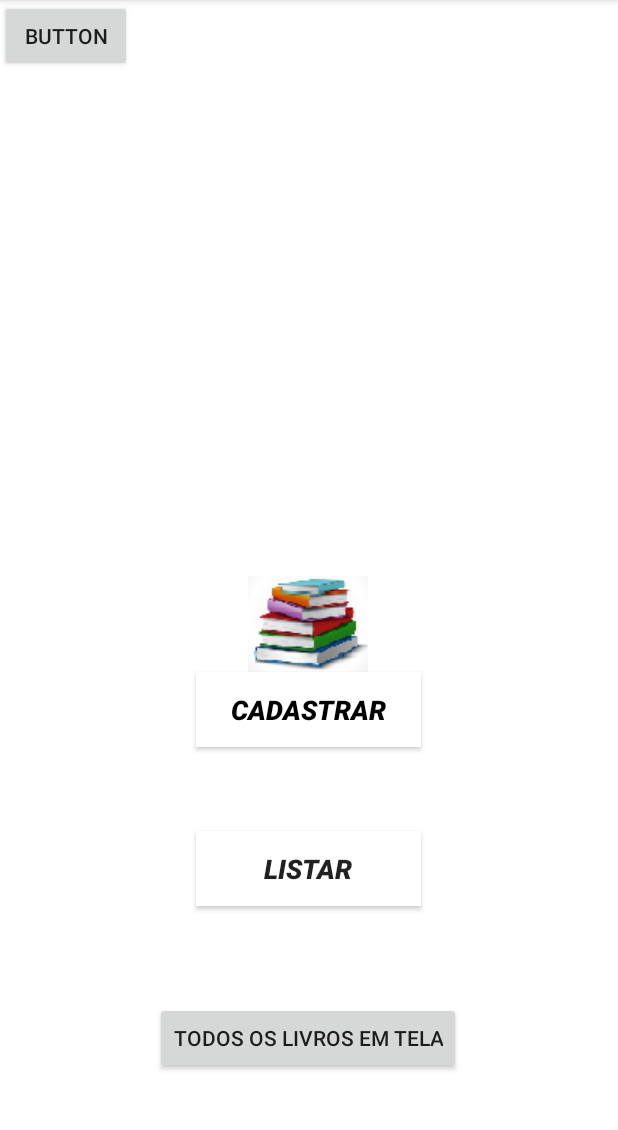
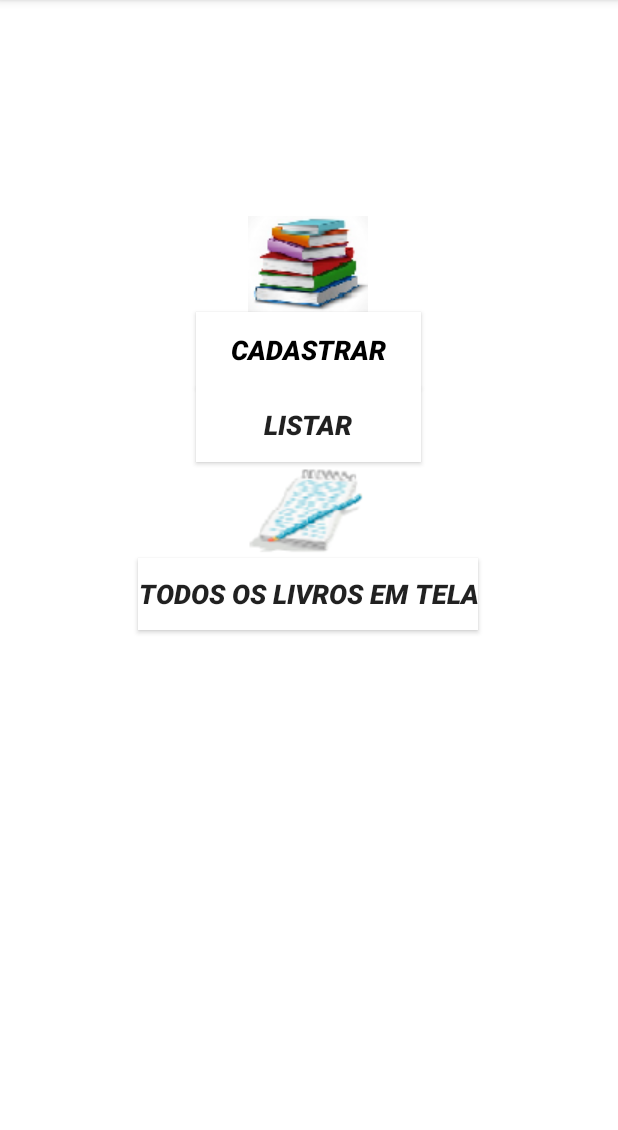
Before and after one commit to OBO13/AppMeusLivros, an Android app: the screen it shows after launch (MainActivity), on a phone screen of 412 x 824 dp, the part 84-1214 px from its top. Run offline under Robolectric (Android 15) with nearby library versions, the phone set to English and light mode, and no system bars.

Commit message:
segundo comite

```diff
--- a/app/src/main/java/com/example/appmeuslivros/ListaLivros.kt
+++ b/app/src/main/java/com/example/appmeuslivros/ListaLivros.kt
@@ -6,6 +6,7 @@ import android.content.DialogInterface
 import androidx.appcompat.app.AppCompatActivity
 import android.os.Bundle
 import android.view.View
+import android.widget.ArrayAdapter
 import android.widget.Toast
 import androidx.appcompat.app.AlertDialog
 import androidx.room.Room
@@ -31,7 +32,7 @@ class ListaLivros : AppCompatActivity() {
         super.onCreate(savedInstanceState)
         setContentView(R.layout.activity_lista_livros)
 
-/*
+
         autoCompleteTextView.setOnItemClickListener { adapterView, view, i, l ->
             var selected = adapterView.getItemAtPosition(i).toString()
 
@@ -43,7 +44,7 @@ class ListaLivros : AppCompatActivity() {
             txtNota.setText(livro.Nota.toString())
         }
 
-*/
+
         btnAntes.setOnClickListener {
             cont--
             novoLivro()
@@ -85,7 +86,7 @@ class ListaLivros : AppCompatActivity() {
             btnAntes.visibility = View.VISIBLE
             btnDepois.visibility = View.VISIBLE
             btnDeletar.visibility = View.VISIBLE
-            //novoLivro()
+
         } else {
             btnAntes.visibility = View.INVISIBLE
             btnDepois.visibility = View.INVISIBLE
@@ -142,7 +143,7 @@ class ListaLivros : AppCompatActivity() {
         builder.show()
     }
 
-    /*
+
     fun autoComplete() {
         var livrosAutoComplete = arrayOfNulls<String>(livros.size)
 
@@ -151,11 +152,11 @@ class ListaLivros : AppCompatActivity() {
         }
 
         var livrosToListAdapter =
-            ArrayAdapter<String>(this, R.layout.activity_cadastrar_livro, livrosAutoComplete)
+            ArrayAdapter<String>(this, R.layout.activity_todos_livros, livrosAutoComplete)
 
         autoCompleteTextView.setAdapter(livrosToListAdapter)
     }
-*/
+
     override fun onResume() {
         super.onResume()
         livros.clear()//limpar lista
@@ -167,7 +168,7 @@ class ListaLivros : AppCompatActivity() {
 
         cont = 0
         mostrarLivro()
-        //autoComplete()
+        autoComplete()
     }
 
 }
--- a/app/src/main/res/layout/activity_main.xml
+++ b/app/src/main/res/layout/activity_main.xml
@@ -12,62 +12,66 @@
         style="@style/Widget.AppCompat.Button"
         android:layout_width="150dp"
         android:layout_height="50dp"
-        android:layout_marginBottom="56dp"
         android:background="#FFFFFF"
         android:onClick="CadastrarLivro"
         android:text="Cadastrar"
         android:textColor="#000000"
         android:textSize="18sp"
         android:textStyle="bold|italic"
-        app:layout_constraintBottom_toTopOf="@+id/btnListar"
         app:layout_constraintEnd_toEndOf="parent"
         app:layout_constraintHorizontal_bias="0.498"
-        app:layout_constraintStart_toStartOf="parent" />
+        app:layout_constraintStart_toStartOf="parent"
+        app:layout_constraintTop_toBottomOf="@+id/imageView" />
 
     <Button
         android:id="@+id/btnListar"
         style="@style/Widget.AppCompat.Button"
         android:layout_width="150dp"
         android:layout_height="50dp"
-        android:layout_marginBottom="64dp"
         android:background="#FFFFFF"
         android:onClick="ListarLivro"
         android:text="Listar"
         android:textSize="18sp"
         android:textStyle="bold|italic"
-        app:layout_constraintBottom_toTopOf="@+id/btnTodosLivros"
         app:layout_constraintEnd_toEndOf="parent"
         app:layout_constraintHorizontal_bias="0.498"
-        app:layout_constraintStart_toStartOf="parent" />
+        app:layout_constraintStart_toStartOf="parent"
+        app:layout_constraintTop_toBottomOf="@+id/btnCadastrar" />
 
     <ImageView
         android:id="@+id/imageView"
         android:layout_width="wrap_content"
         android:layout_height="wrap_content"
-        app:layout_constraintBottom_toTopOf="@+id/btnCadastrar"
+        android:layout_marginTop="144dp"
         app:layout_constraintEnd_toEndOf="parent"
         app:layout_constraintHorizontal_bias="0.498"
         app:layout_constraintStart_toStartOf="parent"
         app:layout_constraintTop_toTopOf="parent"
-        app:layout_constraintVertical_bias="1.0"
         app:srcCompat="@drawable/imglivros" />
 
     <Button
         android:id="@+id/btnTodosLivros"
+        style="@style/Widget.AppCompat.Button"
         android:layout_width="wrap_content"
         android:layout_height="wrap_content"
-        android:layout_marginBottom="52dp"
+        android:background="#FFFFFF"
         android:text="Todos os Livros em tela"
+        android:textSize="18sp"
+        android:textStyle="bold|italic"
         app:layout_constraintBottom_toBottomOf="parent"
         app:layout_constraintEnd_toEndOf="parent"
         app:layout_constraintHorizontal_bias="0.497"
-        app:layout_constraintStart_toStartOf="parent" />
+        app:layout_constraintStart_toStartOf="parent"
+        app:layout_constraintTop_toBottomOf="@+id/imageView2"
+        app:layout_constraintVertical_bias="0.0" />
 
-    <Button
-        android:id="@+id/button"
+    <ImageView
+        android:id="@+id/imageView2"
         android:layout_width="wrap_content"
         android:layout_height="wrap_content"
-        android:text="Button"
-        tools:layout_editor_absoluteX="28dp"
-        tools:layout_editor_absoluteY="75dp" />
+        app:layout_constraintEnd_toEndOf="parent"
+        app:layout_constraintHorizontal_bias="0.498"
+        app:layout_constraintStart_toStartOf="parent"
+        app:layout_constraintTop_toBottomOf="@+id/btnListar"
+        app:srcCompat="@drawable/imglistarlivros" />
 </androidx.constraintlayout.widget.ConstraintLayout>
```
